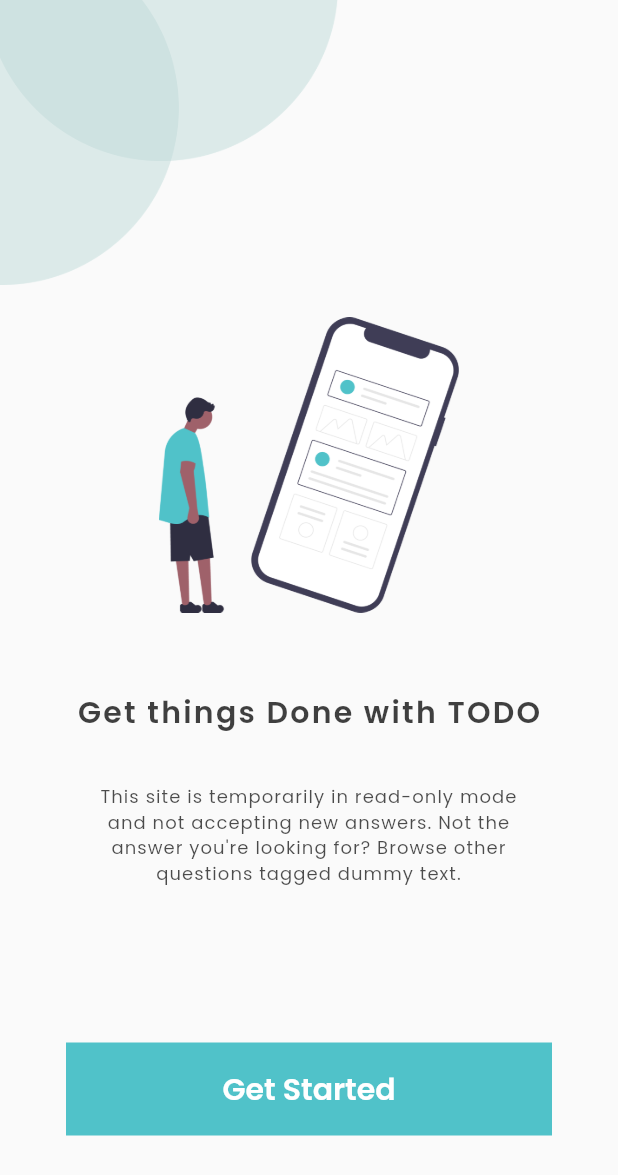
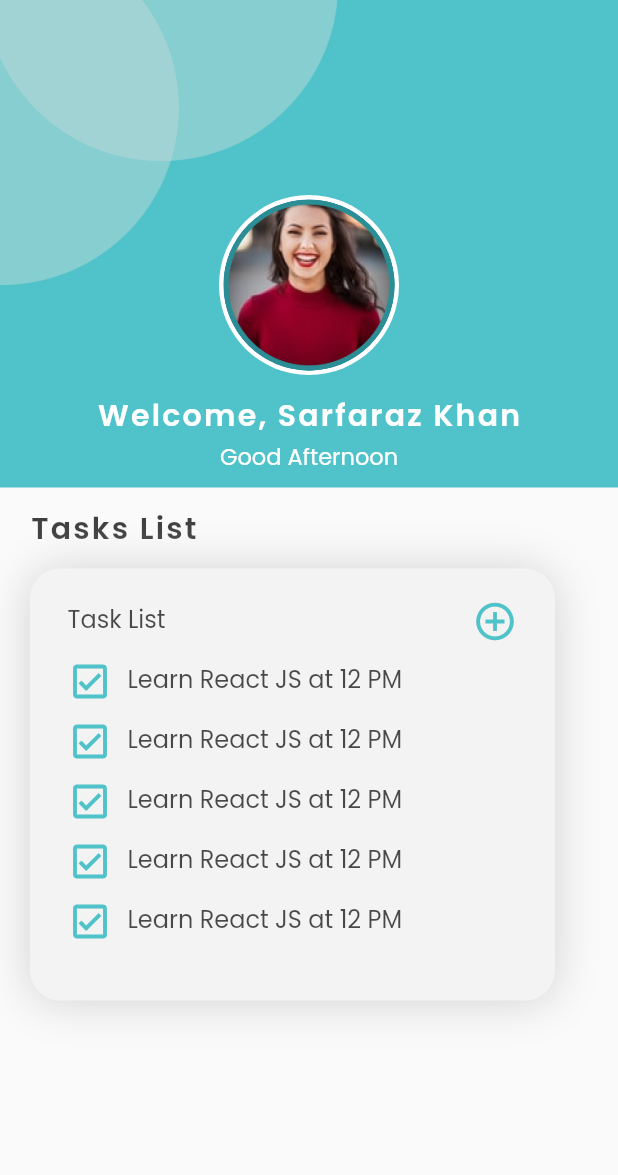
Before and after one commit to khanmudassir124/todolist, a Flutter app: the screen it shows after launch, on a phone screen of 412 x 824 dp. Shown: the top 1175 px of the screen. Run offline on Flutter 3.47's test engine with Material 2 defaults, Android fonts, the phone set to English and light mode, and no system bars; our stand-ins replace get.

Commit message:
Commit new

```diff
--- a/lib/main.dart
+++ b/lib/main.dart
@@ -1,6 +1,7 @@
 import 'package:flutter/material.dart';
 import 'package:todolist/pages/SignUp_Page.dart';
 import 'package:todolist/pages/Splash_Screen.dart';
+import 'package:todolist/pages/todo_list.dart';
 
 void main() {
   runApp(const MyApp());
@@ -27,7 +28,7 @@ class MyApp extends StatelessWidget {
         // is not restarted.
         primarySwatch: Colors.blue,
       ),
-      home: SplashScreen(),
+      home: TodoList(),
     );
   }
 }
--- a/lib/pages/SignIn_Page.dart
+++ b/lib/pages/SignIn_Page.dart
@@ -1,5 +1,6 @@
 import 'package:flutter/cupertino.dart';
 import 'package:flutter/material.dart';
+import 'package:todolist/utils/Constant.dart';
 import 'package:todolist/utils/colors.dart';
 import 'package:todolist/widgets/Text_Field.dart';
 
@@ -57,10 +58,7 @@ class _SignInPageState extends State<SignInPage> {
                                   child: TextFormField(
                                     obscureText: true,
                                     decoration: InputDecoration(
-                                      hintStyle: TextStyle(
-                                          color: Color.fromRGBO(0, 0, 0, 0.70),
-                                          fontFamily: 'Poppins',
-                                          fontSize: 12),
+                                      hintStyle: Constant.inputBoxTextStyle,
                                       fillColor: Colors.white70,
                                       hintText: "Enter your Email",
                                       labelText: "Email",
@@ -82,10 +80,7 @@ class _SignInPageState extends State<SignInPage> {
                                   child: TextFormField(
                                     obscureText: true,
                                     decoration: InputDecoration(
-                                      hintStyle: TextStyle(
-                                          color: Color.fromRGBO(0, 0, 0, 0.70),
-                                          fontFamily: 'Poppins',
-                                          fontSize: 12),
+                                      hintStyle: Constant.inputBoxTextStyle,
                                       fillColor: Colors.white70,
                                       hintText: "Enter your password",
                                       labelText: "Password",
@@ -136,7 +131,7 @@ class _SignInPageState extends State<SignInPage> {
                                 context,
                                 MaterialPageRoute(
                                     builder: (context) => SignUpPage()),
-                                    (Route<dynamic> route) => false,
+                                (Route<dynamic> route) => false,
                               );
                             },
                             child: MidText(
--- a/lib/pages/SignUp_Page.dart
+++ b/lib/pages/SignUp_Page.dart
@@ -3,6 +3,7 @@ import 'package:flutter/material.dart';
 import 'package:todolist/utils/colors.dart';
 import 'package:todolist/widgets/Text_Field.dart';
 
+import '../utils/Constant.dart';
 import '../widgets/Big_Text.dart';
 import '../widgets/Main_Button.dart';
 import '../widgets/Mid_Text.dart';
@@ -55,10 +56,7 @@ class _SignUpPageState extends State<SignUpPage> {
                                   child: TextFormField(
                                     obscureText: true,
                                     decoration: InputDecoration(
-                                      hintStyle: TextStyle(
-                                          color: Color.fromRGBO(0, 0, 0, 0.70),
-                                          fontFamily: 'Poppins',
-                                          fontSize: 12),
+                                      hintStyle: Constant.inputBoxTextStyle,
                                       fillColor: Colors.white70,
                                       hintText: "Enter your Name",
                                       labelText: "Name",
@@ -83,10 +81,7 @@ class _SignUpPageState extends State<SignUpPage> {
                                   child: TextFormField(
                                     obscureText: true,
                                     decoration: InputDecoration(
-                                      hintStyle: TextStyle(
-                                          color: Color.fromRGBO(0, 0, 0, 0.70),
-                                          fontFamily: 'Poppins',
-                                          fontSize: 12),
+                                      hintStyle: Constant.inputBoxTextStyle,
                                       fillColor: Colors.white70,
                                       hintText: "Enter your Email",
                                       labelText: "Email",
@@ -108,10 +103,7 @@ class _SignUpPageState extends State<SignUpPage> {
                                   child: TextFormField(
                                     obscureText: true,
                                     decoration: InputDecoration(
-                                      hintStyle: TextStyle(
-                                          color: Color.fromRGBO(0, 0, 0, 0.70),
-                                          fontFamily: 'Poppins',
-                                          fontSize: 12),
+                                      hintStyle: Constant.inputBoxTextStyle,
                                       fillColor: Colors.white70,
                                       hintText: "Enter your password",
                                       labelText: "Password",
@@ -133,10 +125,7 @@ class _SignUpPageState extends State<SignUpPage> {
                                   child: TextFormField(
                                     obscureText: true,
                                     decoration: InputDecoration(
-                                      hintStyle: TextStyle(
-                                          color: Color.fromRGBO(0, 0, 0, 0.70),
-                                          fontFamily: 'Poppins',
-                                          fontSize: 12),
+                                      hintStyle: Constant.inputBoxTextStyle,
                                       fillColor: Colors.white70,
                                       hintText: "Confirm password",
                                       labelText: "Confirm Password",
--- /dev/null
+++ b/lib/pages/todo_list.dart
@@ -0,0 +1,236 @@
+import 'package:flutter/cupertino.dart';
+import 'package:flutter/material.dart';
+import 'package:todolist/utils/colors.dart';
+import 'package:todolist/widgets/app_icon.dart';
+import 'package:todolist/widgets/small_text.dart';
+
+import '../widgets/Big_Text.dart';
+
+class TodoList extends StatefulWidget {
+  TodoList({Key? key}) : super(key: key);
+
+  @override
+  State<TodoList> createState() => _TodoListState();
+}
+
+class _TodoListState extends State<TodoList> {
+  @override
+  Widget build(BuildContext context) {
+    return Scaffold(
+
+        //backgroundColor: AppColors.bgColor,
+        body: Column(crossAxisAlignment: CrossAxisAlignment.start, children: [
+      Container(
+        height: 325,
+        width: 450,
+        padding: EdgeInsets.all(0),
+        decoration: BoxDecoration(color: AppColors.boxgColor),
+        child: Stack(
+          //crossAxisAlignment: CrossAxisAlignment.start,
+          children: [
+            Image(height: 190, image: AssetImage("assets/images/shape1.png")),
+            Center(
+                child: Column(
+              children: [
+                Container(
+                  margin: EdgeInsets.only(top: 130),
+                  child: CircleAvatar(
+                    radius: 60,
+                    backgroundColor: Colors.white,
+                    child: CircleAvatar(
+                      radius: 57,
+                      foregroundImage: AssetImage("assets/images/img.png"),
+                      backgroundImage: AssetImage("assets/images/img.png"),
+                    ),
+                  ),
+                ),
+                Container(
+                    margin: EdgeInsets.only(top: 12),
+                    child: BigText(
+                        text: "Welcome, Sarfaraz Khan", color: Colors.white)),
+                Container(
+                    margin: EdgeInsets.only(top: 5),
+                    child: SmallText(
+                      text: "Good Afternoon",
+                      color: Colors.white,
+                      size: 15,
+                    ))
+              ],
+            ))
+          ],
+        ),
+      ),
+      Container(
+        margin: EdgeInsets.only(left: 20, right: 20),
+        child: Column(
+          crossAxisAlignment: CrossAxisAlignment.start,
+          children: [
+            Container(
+              margin: EdgeInsets.only(top: 12),
+              child: BigText(text: "Tasks List"),
+            ),
+            Container(
+              child: SizedBox(
+                height: 300,
+                width: 350,
+                child: Container(
+                  margin: EdgeInsets.only(top: 12),
+                  decoration: BoxDecoration(
+                    borderRadius: BorderRadius.only(
+                      topLeft: Radius.circular(20.0),
+                      topRight: Radius.circular(20.0),
+                      bottomLeft: Radius.circular(20.0),
+                      bottomRight: Radius.circular(20.0),
+                    ),
+                    boxShadow: [
+                      BoxShadow(
+                        color: Color.fromARGB(255, 209, 209, 209),
+                        offset: const Offset(
+                          0,
+                          1,
+                        ),
+                        blurRadius: 25.0,
+                        spreadRadius: 0.0,
+                      ),
+                      BoxShadow(
+                        color: Color.fromARGB(255, 243, 243, 243),
+                        offset: const Offset(0.0, 0.0),
+                        blurRadius: 0.0,
+                        spreadRadius: 0.0,
+                      ),
+                    ],
+                  ),
+                  child: Column(
+                    children: [
+                      Container(
+                        margin: EdgeInsets.only(top: 20),
+                        width: 300,
+                        child: Row(
+                          mainAxisAlignment: MainAxisAlignment.spaceBetween,
+                          children: [
+                            SmallText(
+                              text: "Task List",
+                              size: 16,
+                            ),
+                            Icon(
+                              Icons.add_circle_outline_outlined,
+                              color: AppColors.boxgColor,
+                              size: 30,
+                            )
+                          ],
+                        ),
+                      ),
+                      Container(
+                        //margin: EdgeInsets.only(top: 10),
+                        width: 300,
+                        child: Column(
+                          children: [
+                            Container(
+                              margin: EdgeInsets.only(top: 10),
+                              child: Row(
+                                children: [
+                                  Container(
+                                    margin: EdgeInsets.only(right: 10),
+                                    child: Icon(
+                                      Icons.check_box_outlined,
+                                      color: AppColors.boxgColor,
+                                      size: 30,
+                                    ),
+                                  ),
+                                  SmallText(
+                                    text: "Learn React JS at 12 PM",
+                                    size: 16,
+                                  ),
+                                ],
+                              ),
+                            ),
+                            Container(
+                              margin: EdgeInsets.only(top: 10),
+                              child: Row(
+                                children: [
+                                  Container(
+                                    margin: EdgeInsets.only(right: 10),
+                                    child: Icon(
+                                      Icons.check_box_outlined,
+                                      color: AppColors.boxgColor,
+                                      size: 30,
+                                    ),
+                                  ),
+                                  SmallText(
+                                    text: "Learn React JS at 12 PM",
+                                    size: 16,
+                                  ),
+                                ],
+                              ),
+                            ),
+                            Container(
+                              margin: EdgeInsets.only(top: 10),
+                              child: Row(
+                                children: [
+                                  Container(
+                                    margin: EdgeInsets.only(right: 10),
+                                    child: Icon(
+                                      Icons.check_box_outlined,
+                                      color: AppColors.boxgColor,
+                                      size: 30,
+                                    ),
+                                  ),
+                                  SmallText(
+                                    text: "Learn React JS at 12 PM",
+                                    size: 16,
+                                  ),
+                                ],
+                              ),
+                            ),
+                            Container(
+                              margin: EdgeInsets.only(top: 10),
+                              child: Row(
+                                children: [
+                                  Container(
+                                    margin: EdgeInsets.only(right: 10),
+                                    child: Icon(
+                                      Icons.check_box_outlined,
+                                      color: AppColors.boxgColor,
+                                      size: 30,
+                                    ),
+                                  ),
+                                  SmallText(
+                                    text: "Learn React JS at 12 PM",
+                                    size: 16,
+                                  ),
+                                ],
+                              ),
+                            ),
+                            Container(
+                              margin: EdgeInsets.only(top: 10),
+                              child: Row(
+                                children: [
+                                  Container(
+                                    margin: EdgeInsets.only(right: 10),
+                                    child: Icon(
+                                      Icons.check_box_outlined,
+                                      color: AppColors.boxgColor,
+                                      size: 30,
+                                    ),
+                                  ),
+                                  SmallText(
+                                    text: "Learn React JS at 12 PM",
+                                    size: 16,
+                                  ),
+                                ],
+                              ),
+                            )
+                          ],
+                        ),
+                      )
+                    ],
+                  ),
+                ),
+              ),
+            )
+          ],
+        ),
+      )
+    ]));
+  }
+}
--- /dev/null
+++ b/lib/utils/Constant.dart
@@ -0,0 +1,8 @@
+import 'package:flutter/material.dart';
+
+class Constant {
+  static var inputBoxTextStyle = TextStyle(
+      color: Color.fromRGBO(0, 0, 0, 0.70),
+      fontFamily: 'Poppins',
+      fontSize: 12);
+}
--- /dev/null
+++ b/lib/widgets/app_icon.dart
@@ -0,0 +1,29 @@
+import 'package:flutter/cupertino.dart';
+
+import '../utils/dimensions.dart';
+
+class AppIcon extends StatelessWidget {
+  final IconData icon;
+  final Color backgroundColor;
+  final Color iconColor;
+  final double size;
+  const AppIcon(
+      {Key? key,
+      required this.icon,
+      this.backgroundColor = const Color(0xFFfcf4e4),
+      this.iconColor = const Color(0xFF756d54),
+      this.size = 10})
+      : super(key: key);
+
+  @override
+  Widget build(BuildContext context) {
+    return Container(
+      width: size,
+      height: size,
+      decoration: BoxDecoration(
+          borderRadius: BorderRadius.circular(size / 2),
+          color: backgroundColor),
+      child: Icon(icon, color: iconColor, size: Dimensions.iconSize16),
+    );
+  }
+}
```
Also changed, not shown: assets/images/img.png (added).
